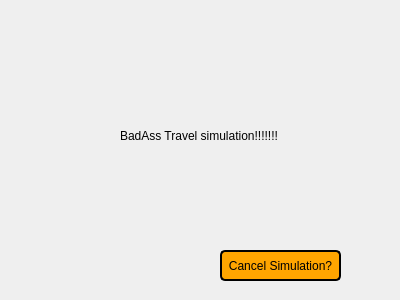
First picture: the form in EuropeanVacation/ttravelsimulation.ui, repository brivero0/TeamMagmar, before the edit.
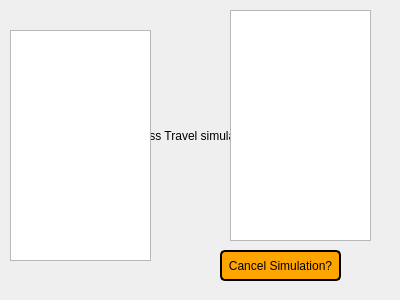
Second picture: the form after the edit.

The edit to the form file:
```diff
--- a/EuropeanVacation/ttravelsimulation.ui
+++ b/EuropeanVacation/ttravelsimulation.ui
@@ -46,6 +46,26 @@
     <string>Cancel Simulation?</string>
    </property>
   </widget>
+  <widget class="QListWidget" name="listWidget">
+   <property name="geometry">
+    <rect>
+     <x>10</x>
+     <y>30</y>
+     <width>141</width>
+     <height>231</height>
+    </rect>
+   </property>
+  </widget>
+  <widget class="QListWidget" name="listWidget_2">
+   <property name="geometry">
+    <rect>
+     <x>230</x>
+     <y>10</y>
+     <width>141</width>
+     <height>231</height>
+    </rect>
+   </property>
+  </widget>
  </widget>
  <resources/>
  <connections/>
```
